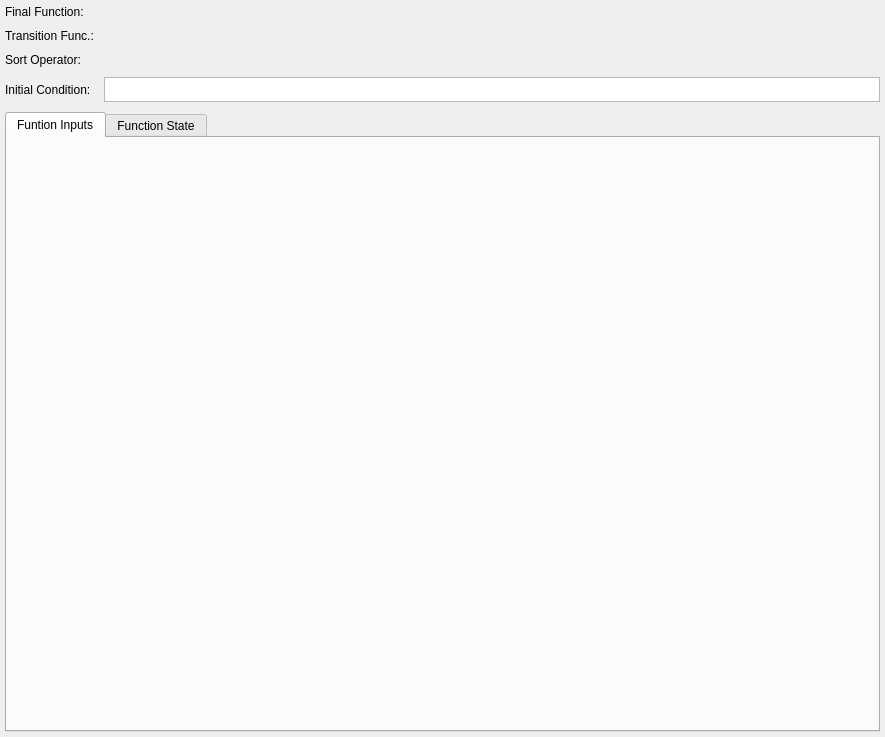
Old version of the form libs/libgui/ui/dbobjects/aggregatewidget.ui in the repository pgmodeler/pgmodeler.
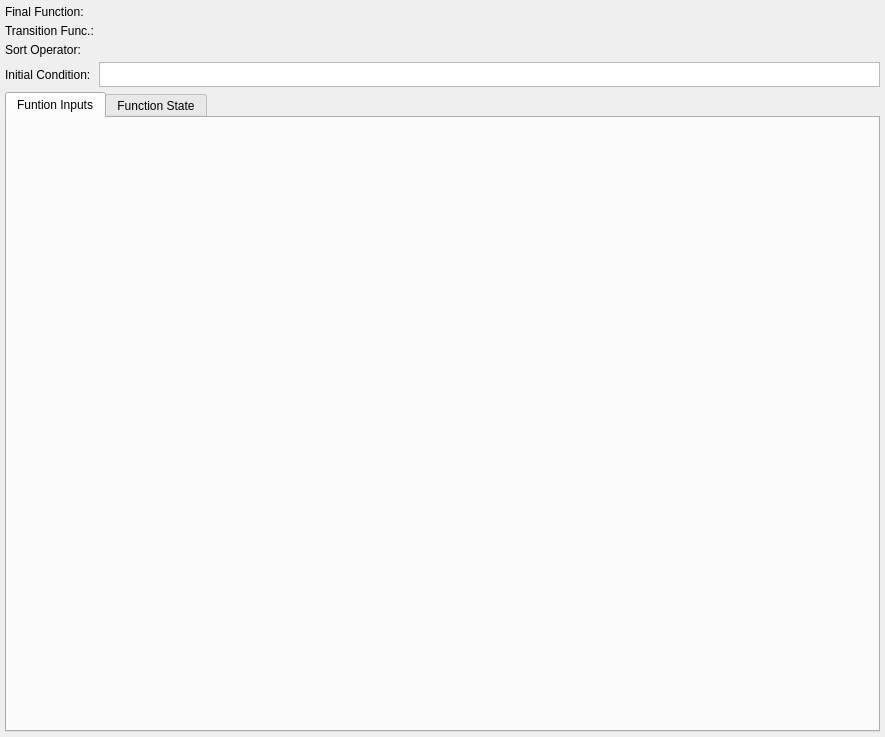
New version of the form.

Diff of the .ui file:
```diff
--- a/libs/libgui/ui/dbobjects/aggregatewidget.ui
+++ b/libs/libgui/ui/dbobjects/aggregatewidget.ui
@@ -30,7 +30,7 @@
     <number>5</number>
    </property>
    <property name="spacing">
-    <number>10</number>
+    <number>5</number>
    </property>
    <item row="0" column="0">
     <widget class="QLabel" name="final_func_lbl">
```
